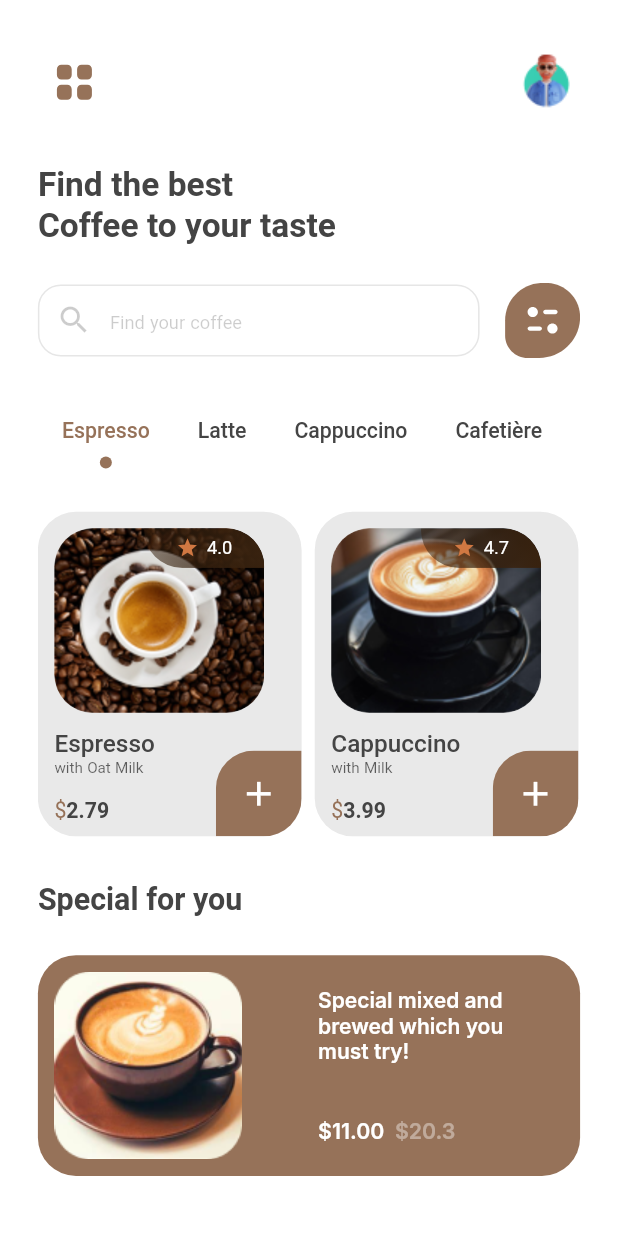
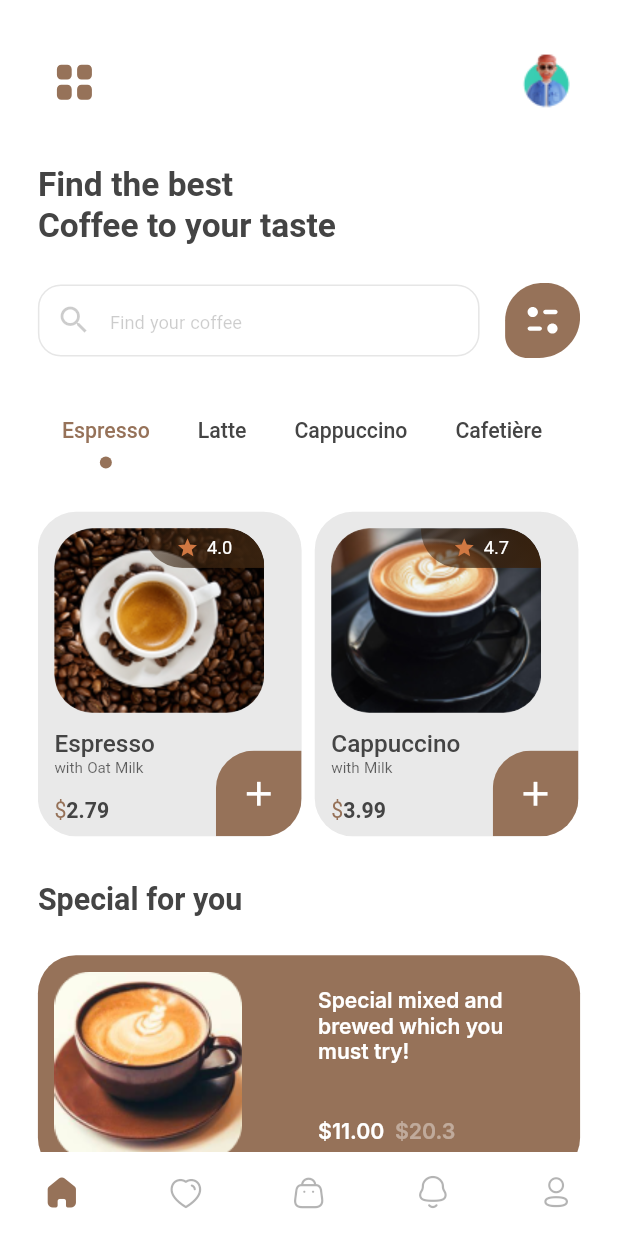
Before and after one commit to enoch-aik/coffee_app_ui, a Flutter app: the HomeScreen screen opened by its route, on a phone screen of 412 x 824 dp. Run offline on Flutter 3.47's test engine with Material 2 defaults, Android fonts, the phone set to English and light mode, and no system bars; our stand-ins replace flutter_screenutil, flutter_svg, go_router, google_fonts; Roboto replaces fonts that are missing (SP Pro Display).

Commit message:
added bottom nav icons

```diff
--- /dev/null
+++ b/lib/src/constant/nav_bar.dart
@@ -0,0 +1,21 @@
+import 'package:coffee_app_ui/src/screens/home/screen.dart';
+import 'package:coffee_app_ui/src/widgets/custom_nav_icons.dart';
+import 'package:flutter/widgets.dart';
+
+final List<Widget> hostBottomNavBody = [
+  const HomeScreen(),
+  const HomeScreen(),
+  const HomeScreen(),
+  const HomeScreen(),
+  const HomeScreen(),
+];
+
+List<BottomNavigationBarItem> bottomNavItems = const [
+  BottomNavigationBarItem(icon: Icon(NavBarIcons.home), label: 'Home',activeIcon: Icon(NavBarIcons.homeFilled)),
+  BottomNavigationBarItem(
+      icon: Icon(NavBarIcons.favourite), label: 'Favourite',activeIcon: Icon(NavBarIcons.favouriteFilled)),
+  BottomNavigationBarItem(icon: Icon(NavBarIcons.cart), label: 'Cart',activeIcon: Icon(NavBarIcons.cartFilled)),
+  BottomNavigationBarItem(
+      icon: Icon(NavBarIcons.notification), label: 'Notification',activeIcon: Icon(NavBarIcons.notificationFilled)),
+  BottomNavigationBarItem(icon: Icon(NavBarIcons.profile), label: 'Profile',activeIcon: Icon(NavBarIcons.profileFilled)),
+];
--- a/lib/src/screens/home/screen.dart
+++ b/lib/src/screens/home/screen.dart
@@ -1,5 +1,6 @@
 import 'package:coffee_app_ui/exports.dart';
 import 'package:coffee_app_ui/src/constant/coffee.dart';
+import 'package:coffee_app_ui/src/constant/nav_bar.dart';
 import 'package:coffee_app_ui/src/screens/home/components/coffee_card.dart';
 import 'package:coffee_app_ui/src/screens/home/components/special_card.dart';
 import 'package:flutter_svg/flutter_svg.dart';
@@ -11,13 +12,18 @@ class HomeScreen extends StatelessWidget {
 
   @override
   Widget build(BuildContext context) {
+    final ValueNotifier<int> selectedNavigation = ValueNotifier(0);
+    return ValueListenableBuilder(
+        valueListenable: selectedNavigation,
+        builder: (context, boxState, _) {
           return DefaultTabController(
             length: 4,
             child: KScaffold(
               backgroundColor: CustomColors.white,
               body: SingleChildScrollView(
                 child: Padding(
-            padding: EdgeInsets.symmetric(horizontal: 23.w, vertical: 30.h),
+                  padding:
+                      EdgeInsets.symmetric(horizontal: 23.w, vertical: 30.h),
                   child: Column(
                     crossAxisAlignment: CrossAxisAlignment.start,
                     children: [
@@ -60,7 +66,8 @@ class HomeScreen extends StatelessWidget {
                             ),
                             InkWell(
                                 onTap: () {},
-                          child: SvgPicture.asset('assets/svg/filter.svg')),
+                                child:
+                                    SvgPicture.asset('assets/svg/filter.svg')),
                           ],
                         ),
                       ),
@@ -69,7 +76,8 @@ class HomeScreen extends StatelessWidget {
                         padding: EdgeInsets.symmetric(vertical: 25.h),
                         child: TabBar(
                             labelColor: CustomColors.brown,
-                      indicator: RoundedTabIndicator(color: CustomColors.brown),
+                            indicator:
+                                RoundedTabIndicator(color: CustomColors.brown),
                             indicatorSize: TabBarIndicatorSize.tab,
                             indicatorColor: CustomColors.brown,
                             labelStyle: TextStyle(
@@ -99,11 +107,13 @@ class HomeScreen extends StatelessWidget {
                       SingleChildScrollView(
                         scrollDirection: Axis.horizontal,
                         child: Row(
-                      children: List.generate(allCoffee.length,
-                          (index) => coffeeCard(coffee: allCoffee[index]))),
+                            children: List.generate(
+                                allCoffee.length,
+                                (index) =>
+                                    coffeeCard(coffee: allCoffee[index]))),
                       ),
+
                       //SPECIAL FOR YOU
-
                       Padding(
                         padding: EdgeInsets.symmetric(vertical: 25.h),
                         child: KText(
@@ -114,12 +124,28 @@ class HomeScreen extends StatelessWidget {
                         ),
                       ),
                       specialCard(),
-
                     ],
                   ),
                 ),
               ),
+
+              //BOTTOM NAV BAR
+              bottomNavigationBar: BottomNavigationBar(elevation: 0,
+                type: BottomNavigationBarType.fixed,backgroundColor: CustomColors.white,
+                items: bottomNavItems,
+                //iconSize: 29.h,
+                showSelectedLabels: false,
+                showUnselectedLabels: false,
+                selectedIconTheme: IconThemeData(color: CustomColors.brown),
+                currentIndex: selectedNavigation.value,
+                unselectedIconTheme:
+                    IconThemeData(color: CustomColors.defaultTextColor.withOpacity(0.4)),
+                onTap: (int value) {
+                  selectedNavigation.value = value;
+                },
+              ),
             ),
           );
+        });
   }
 }
```
Also changed, not shown: lib/src/widgets/custom_nav_icons.dart (added, +29 -0 lines), lib/src/widgets/nav_icons.dart (deleted, +0 -14 lines), fonts/NavBarIcons.ttf. Lines whose indentation alone changed are shown as unchanged.
